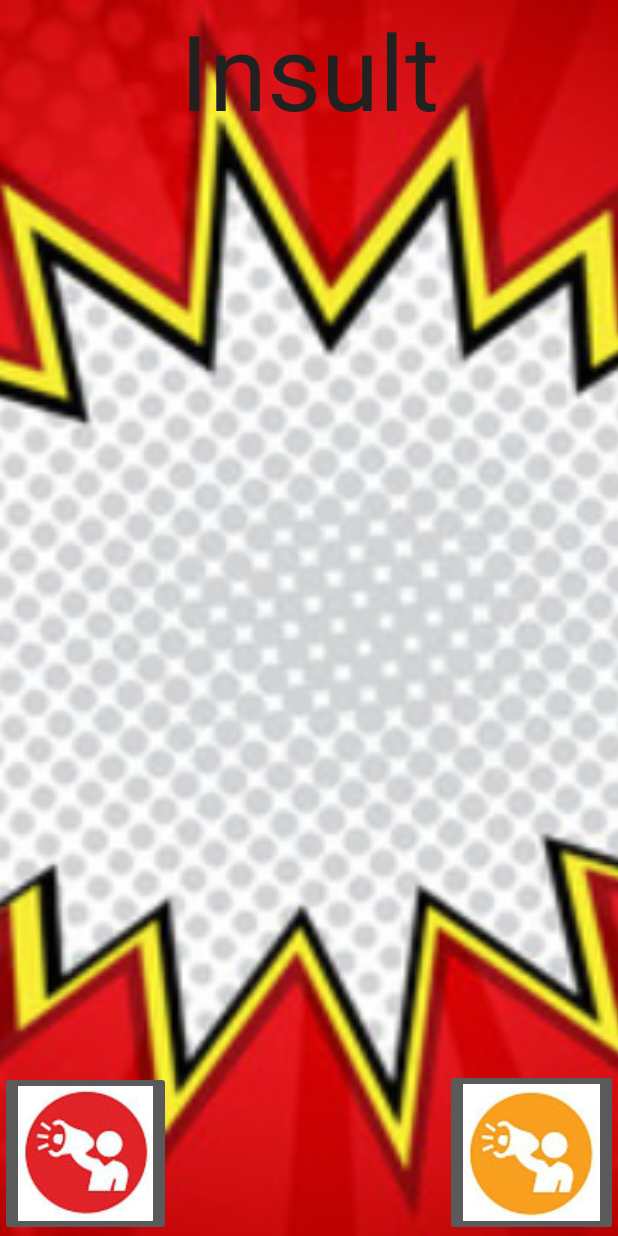
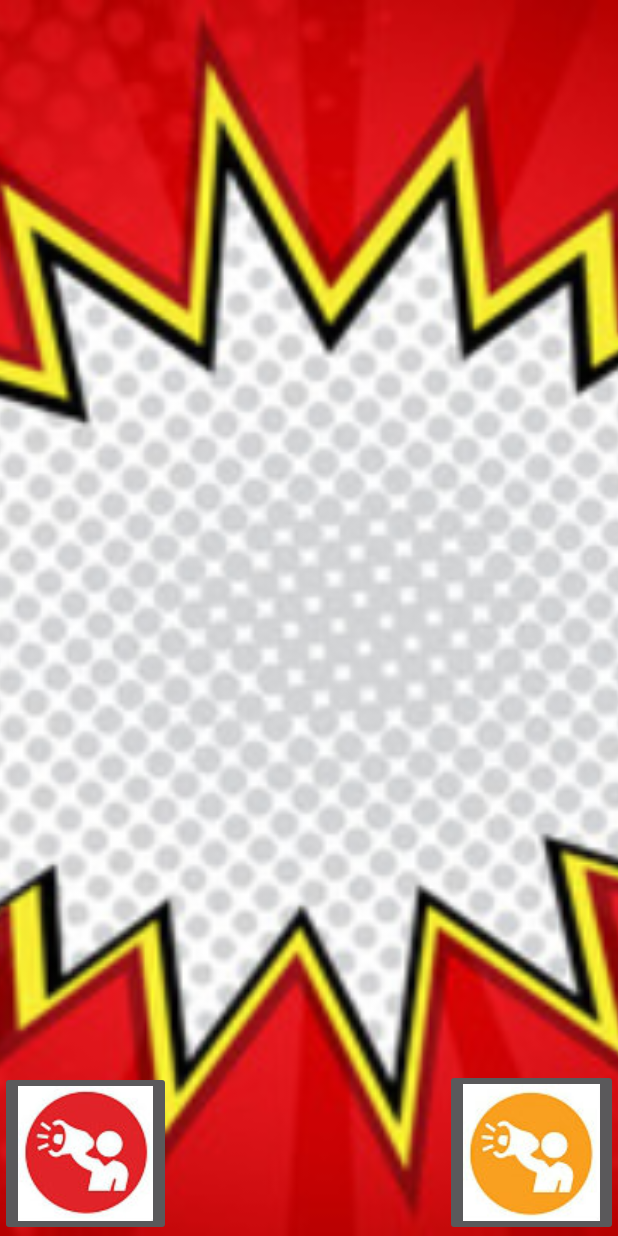
Before and after one commit to joanacontente/Piiii, an Android app: the screen it shows after launch (MainActivity), on a phone screen of 412 x 824 dp. Run offline under Robolectric (Android 15) with nearby library versions, the phone set to English and light mode, and no system bars.

Commit message:
grammar fixed

```diff
--- a/app/src/main/res/layout/activity_main.xml
+++ b/app/src/main/res/layout/activity_main.xml
@@ -19,14 +19,6 @@
         android:layout_width="wrap_content"
         android:layout_height="wrap_content">
 
-    <TextView
-        android:id="@+id/title"
-        android:layout_width="match_parent"
-        android:layout_height="match_parent"
-        android:gravity="center_horizontal"
-        android:text="Insult"
-        android:textColor="#212121"
-        android:textSize="70dp" />
 
         <ImageButton
         android:id="@+id/insulta"
--- a/app/src/main/res/values/compliments.xml
+++ b/app/src/main/res/values/compliments.xml
@@ -2,12 +2,12 @@
     <string-array name="praises">
         <item> A tua mãe só pode ser uma ostra para cuspir uma pérola como tu!</item>
         <item>Oh boa, com um cú desses deves cagar bombons!</item>
-        <item> És como um helicóptero: gira e boa!</item>
+        <item>És como um helicóptero: gira e boa!</item>
         <item>Contigo filha, era até ao osso!</item>
-        <item>Oh boa! Até te fazia um vestidinho de saliva!</item>
+        <item>Oh boa! Até te fazia um vestidinho de cuspo!</item>
         <item>Contigo… era até achar petróleo!</item>
         <item>Com uma montra dessas… Imagino como é que é o armazém!</item>
-        <item>Oh Flôr… Dá p’ra pôr?!</item>
+        <item>Oh flôr… Dá p’ra pôr?!</item>
         <item>O meu amor por ti é como a diarreia, não o consigo manter cá dentro.</item>
         <item>O teu pai deve ser terrorista; saíste-me cá uma bomba!!!</item>
     </string-array>
--- a/app/src/main/res/values/insults.xml
+++ b/app/src/main/res/values/insults.xml
@@ -1,11 +1,11 @@
 <resources>
     <string-array name="insults">
-    <item>Um dia os oceanos encheram-se... a terra inundou... so tu te salvaste... porque a MERDA flutua...!</item>
-    <item>Convidaram-me para ir a 1 churrasco, queres vir comigo? Sff nao me falhes... e que eu fiquei de levar 1 porco!</item>
-    <item>Eu existo pq Deus gosta de coisas belas e raras. Tu existes porque... Bem... Deus tem sentido de humor!</item>
-    <item>Tu tens sexappeal,tu tens estilo,tu tens inteligencia,tu tens classe,tu tens beleza tu tens um corpo..e eu tenho o NUMERO ERRADO DESCULPA!</item>
-    <item>Se vires 6 gajos a olhar para ti muito fixamente de maos acintura, não te preocupes...E apenas um grupo de forcados.</item>
-    <item>Sabes 1 coisa? Lembro-me de ti nao pq te amo mas apenas pq tenho boa memoria!</item>
-    <item>O teu Telemovel e como uma carroça... tem sempre um burro a frente!</item>
+    <item>Um dia os oceanos encheram-se... a terra inundou... so tu te salvaste... porque a merda flutua...!</item>
+    <item>Convidaram-me para ir a um churrasco, queres vir comigo? Não me falhes... e que eu fiquei de levar um porco!</item>
+    <item>Eu existo porque Deus gosta de coisas belas e raras. Tu existes porque... Bem... Deus tem sentido de humor!</item>
+    <item>Tu tens sexappeal, tu tens estilo, tu tens inteligência,tu tens classe, tu tens beleza tu tens um corpo..e eu tenho o NÚMERO ERRADO, DESCULPA!</item>
+    <item>Se vires seis gajos a olhar para ti muito fixamente de mãos à cintura, não te preocupes...É apenas um grupo de forcados.</item>
+    <item>Sabes uma coisa? Lembro-me de ti não porque te amo mas apenas porque tenho boa memória!</item>
+    <item>O teu telemóvel é como uma carroça... tem sempre um burro à frente!</item>
     </string-array>
 </resources>
```
